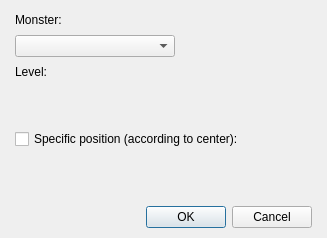
This is Editor/Dialogs/Systems/dialogsystemmonstertroop.ui in RPG-Paper-Maker/RPG-Paper-Maker as Qt 5 draws it before an edit. The edited form follows.
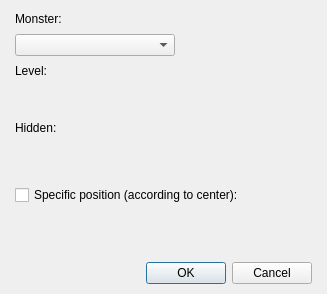
This is the edited form. Custom widgets are drawn as their Qt base class.

Commit message: [WIP] Command display / hide an enemy: Add hidden label on monster troop options

Patch:
```diff
--- a/Editor/Dialogs/Systems/dialogsystemmonstertroop.ui
+++ b/Editor/Dialogs/Systems/dialogsystemmonstertroop.ui
@@ -7,7 +7,7 @@
     <x>0</x>
     <y>0</y>
     <width>327</width>
-    <height>238</height>
+    <height>294</height>
    </rect>
   </property>
   <property name="windowTitle">
@@ -89,6 +89,32 @@
              </property>
             </widget>
            </item>
+           <item>
+            <widget class="QLabel" name="labelHidden">
+             <property name="text">
+              <string>Hidden:</string>
+             </property>
+            </widget>
+           </item>
+           <item>
+            <widget class="PanelPrimitiveValue" name="panelPrimitiveHidden" native="true">
+             <property name="enabled">
+              <bool>true</bool>
+             </property>
+             <property name="minimumSize">
+              <size>
+               <width>250</width>
+               <height>27</height>
+              </size>
+             </property>
+             <property name="maximumSize">
+              <size>
+               <width>250</width>
+               <height>27</height>
+              </size>
+             </property>
+            </widget>
+           </item>
           </layout>
          </item>
          <item>
```
The commit also changes 6 other files.
